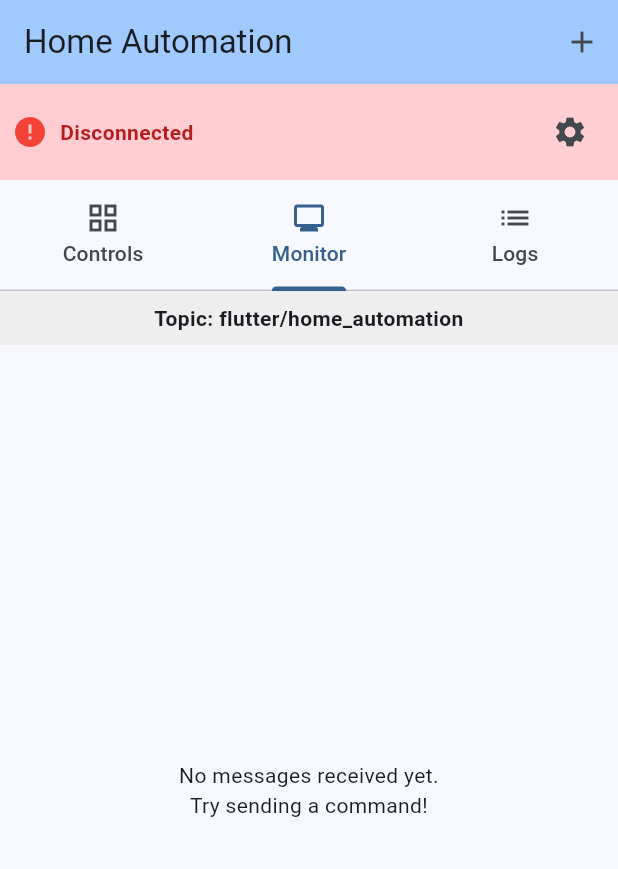
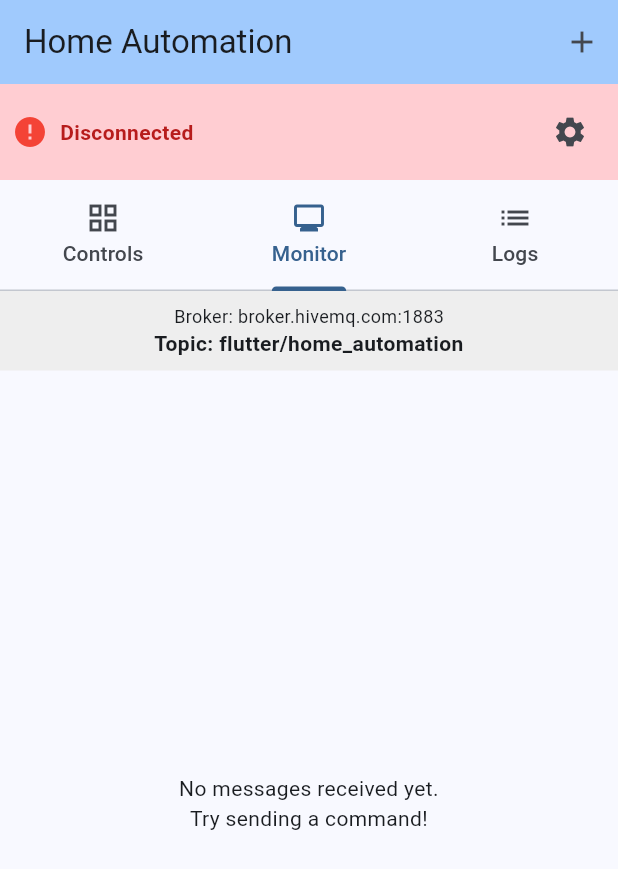
Before and after one commit to atharvamahabal/home-automation, a Flutter app: the screen it shows after launch, tab 2 chosen, on a phone screen of 412 x 824 dp. Shown: the top 869 px of the screen. Run offline on Flutter 3.47's test engine with Material 3 defaults, Android fonts, the phone set to English and light mode, and no system bars; our stand-ins replace shared_preferences; missing offline and left inert: mqtt_client.

Commit message:
Feat: Show broker details in Monitor tab for better debugging

```diff
--- a/lib/main.dart
+++ b/lib/main.dart
@@ -663,12 +663,20 @@ class _HomeAutomationPageState extends State<HomeAutomationPage> {
                               width: double.infinity,
                               padding: const EdgeInsets.all(8.0),
                               color: Colors.grey[200],
-                              child: Text(
-                                'Topic: ${topicController.text}',
-                                style: const TextStyle(
-                                  fontWeight: FontWeight.bold,
-                                ),
-                                textAlign: TextAlign.center,
+                              child: Column(
+                                children: [
+                                  Text(
+                                    'Broker: ${ipController.text}:${portController.text}',
+                                    style: const TextStyle(fontSize: 12),
+                                  ),
+                                  Text(
+                                    'Topic: ${topicController.text}',
+                                    style: const TextStyle(
+                                      fontWeight: FontWeight.bold,
+                                    ),
+                                    textAlign: TextAlign.center,
+                                  ),
+                                ],
                               ),
                             ),
                             Expanded(
```
